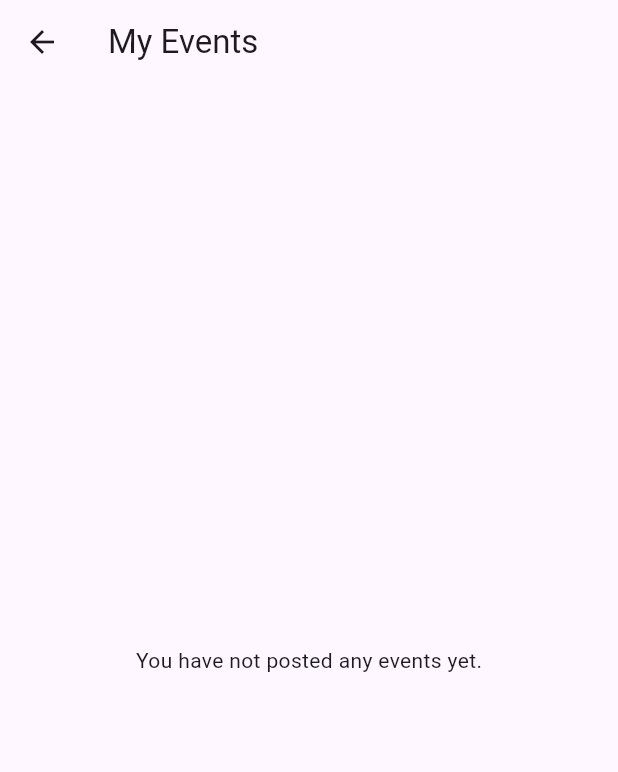
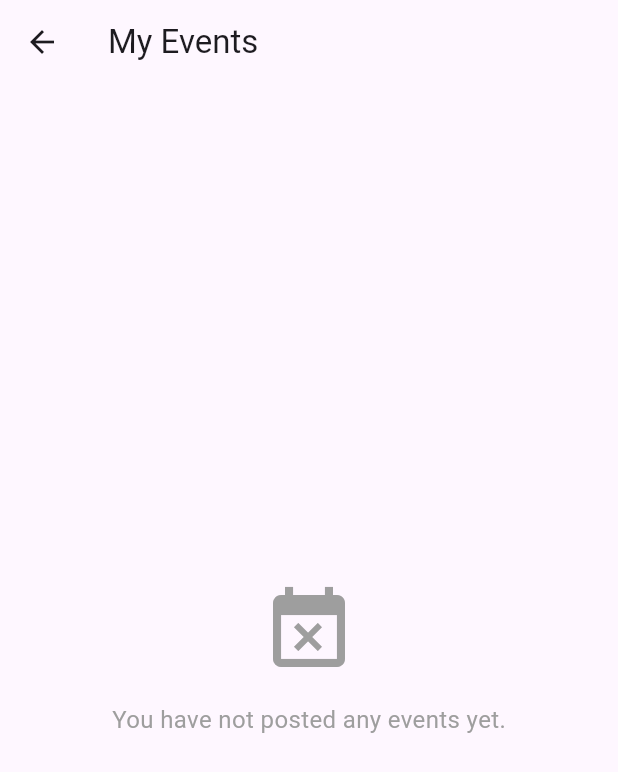
Before and after one commit to rahuulka/campus-event-board, a Flutter app: the MyEventsScreen screen opened directly, on a phone screen of 412 x 824 dp. Shown: the top 772 px of the screen. Run offline on Flutter 3.47's test engine with Material 3 defaults, Android fonts, the light colour scheme and no system bars; our stand-ins replace cloud_firestore, firebase_auth, firebase_core, firebase_messaging, firebase_storage, image_picker; accounts and stored records are empty.

```diff
--- a/lib/screens/profile/my_events_screen.dart
+++ b/lib/screens/profile/my_events_screen.dart
@@ -21,12 +21,23 @@ class MyEventsScreen extends StatelessWidget {
             return const Center(child: CircularProgressIndicator());
           }
           if (!snapshot.hasData || snapshot.data!.isEmpty) {
-            return const Center(child: Text('You have not posted any events yet.'));
+            return const Center(
+              child: Column(
+                mainAxisAlignment: MainAxisAlignment.center,
+                children: [
+                  Icon(Icons.event_busy, size: 64, color: Colors.grey),
+                  SizedBox(height: 16),
+                  Text('You have not posted any events yet.',
+                      style: TextStyle(color: Colors.grey, fontSize: 16)),
+                ],
+              ),
+            );
           }
           return ListView.builder(
             padding: const EdgeInsets.all(12),
             itemCount: snapshot.data!.length,
-            itemBuilder: (context, index) => EventCard(event: snapshot.data![index]),
+            itemBuilder: (context, index) =>
+                EventCard(event: snapshot.data![index]),
           );
         },
       ),
```
Also changed, not shown: lib/screens/profile/profile_screen.dart (+60 -6 lines).
